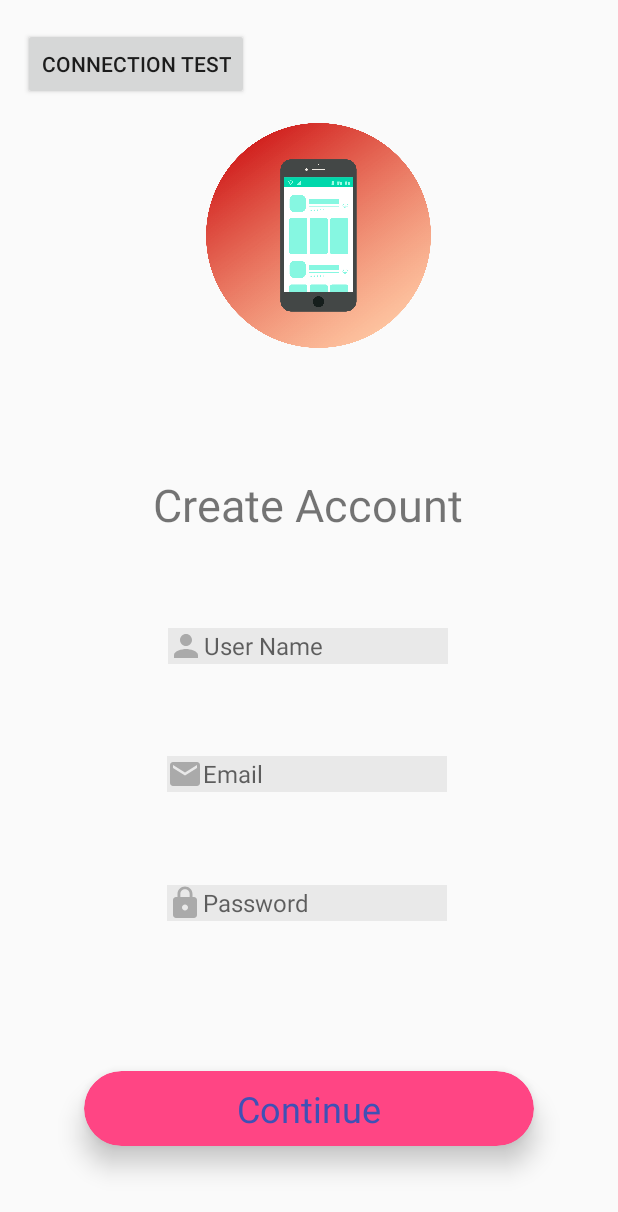
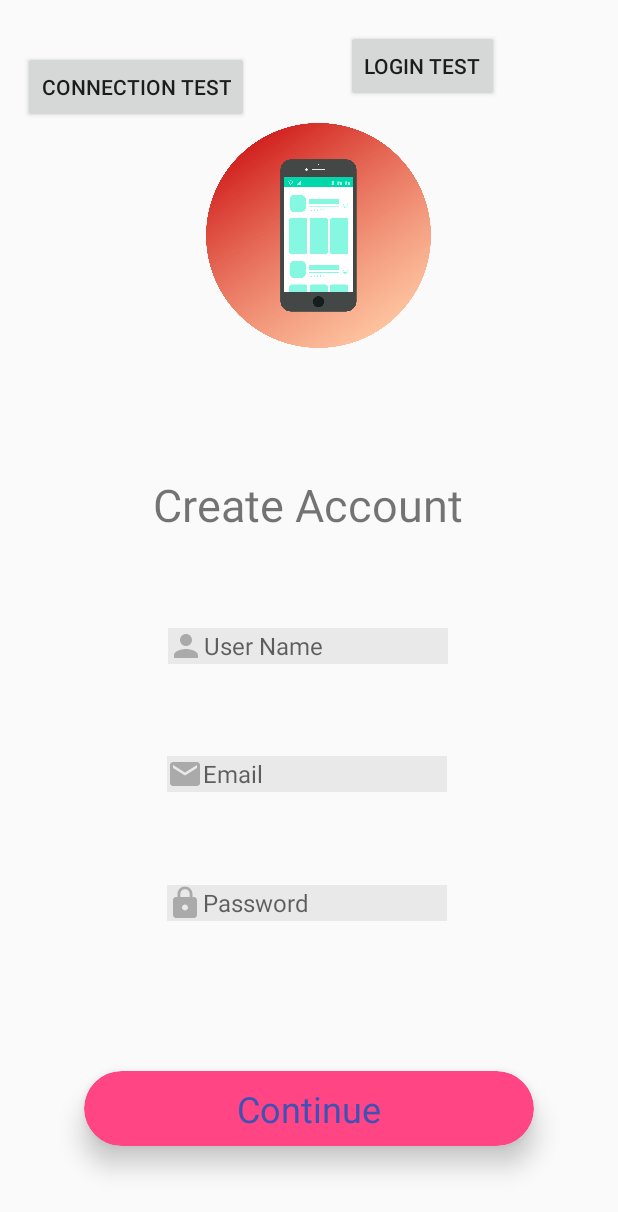
Before and after one commit to labs13-build-my-app/Android, an Android app: the CreateAccount screen opened directly, with no data from a screen before it, on a phone screen of 412 x 824 dp. Shown: the top 1212 px of the screen. Run offline under Robolectric (Android 15) with nearby library versions, the phone set to English and light mode, and no system bars.

Commit message:
login function

```diff
--- a/app/src/main/AndroidManifest.xml
+++ b/app/src/main/AndroidManifest.xml
@@ -19,7 +19,8 @@
         android:roundIcon="@mipmap/ic_launcher_round"
         android:supportsRtl="true"
         android:theme="@style/AppTheme">
-        <activity android:name=".Plan"></activity>
+        <activity android:name=".testingLogin"></activity>
+        <activity android:name=".Plan" />
         <activity android:name=".AboutMobile" />
         <activity android:name=".aboutDev" />
         <activity android:name=".TestConnection" />
--- a/app/src/main/java/com/buildmyapp/android/SignUp/CreateAccount.java
+++ b/app/src/main/java/com/buildmyapp/android/SignUp/CreateAccount.java
@@ -9,9 +9,10 @@ import android.widget.Button;
 
 import com.buildmyapp.android.R;
 import com.buildmyapp.android.TestConnection;
+import com.buildmyapp.android.testingLogin;
 
 public class CreateAccount extends AppCompatActivity {
-    Button testBtn;
+    Button testBtn,testLogin;
     CardView signUpContinue;
 
     @Override
@@ -20,6 +21,8 @@ public class CreateAccount extends AppCompatActivity {
         setContentView(R.layout.create_account);
 
         testBtn = (Button) findViewById(R.id.button);
+
+        testLogin = (Button) findViewById(R.id.login_test);
 
         signUpContinue = (CardView) findViewById(R.id.cardView_signup);
 
@@ -41,5 +44,14 @@ public class CreateAccount extends AppCompatActivity {
             }
         });
 
+        testLogin.setOnClickListener(new View.OnClickListener() {
+            @Override
+            public void onClick(View v) {
+
+                Intent toTestLogin = new Intent(CreateAccount.this, testingLogin.class);
+                startActivity(toTestLogin);
+            }
+        });
+
     }
 }
--- a/app/src/main/res/layout/create_account.xml
+++ b/app/src/main/res/layout/create_account.xml
@@ -180,11 +180,23 @@
         android:layout_height="wrap_content"
         android:layout_marginStart="15dp"
         android:layout_marginEnd="246dp"
-        android:layout_marginBottom="15dp"
         android:text="Connection Test"
         app:layout_constraintBottom_toTopOf="@+id/imageView_logo"
         app:layout_constraintEnd_toEndOf="parent"
+        app:layout_constraintHorizontal_bias="1.0"
         app:layout_constraintStart_toStartOf="parent" />
+
+    <Button
+        android:id="@+id/login_test"
+        android:layout_width="wrap_content"
+        android:layout_height="wrap_content"
+        android:layout_marginStart="8dp"
+        android:layout_marginEnd="8dp"
+        android:text="login Test"
+        app:layout_constraintEnd_toStartOf="@+id/guideline5"
+        app:layout_constraintHorizontal_bias="0.522"
+        app:layout_constraintStart_toEndOf="@+id/button"
+        app:layout_constraintTop_toTopOf="@+id/guideline3" />
 
 
 </android.support.constraint.ConstraintLayout>
```
Also changed, not shown: app/src/main/java/com/buildmyapp/android/testingLogin.java (added, +78 -0 lines), app/src/main/res/layout/activity_main.xml (+15 -1 lines), app/src/main/res/layout/activity_testing_login.xml (added, +29 -0 lines), app/src/main/res/drawable/logo_final.png (added).
